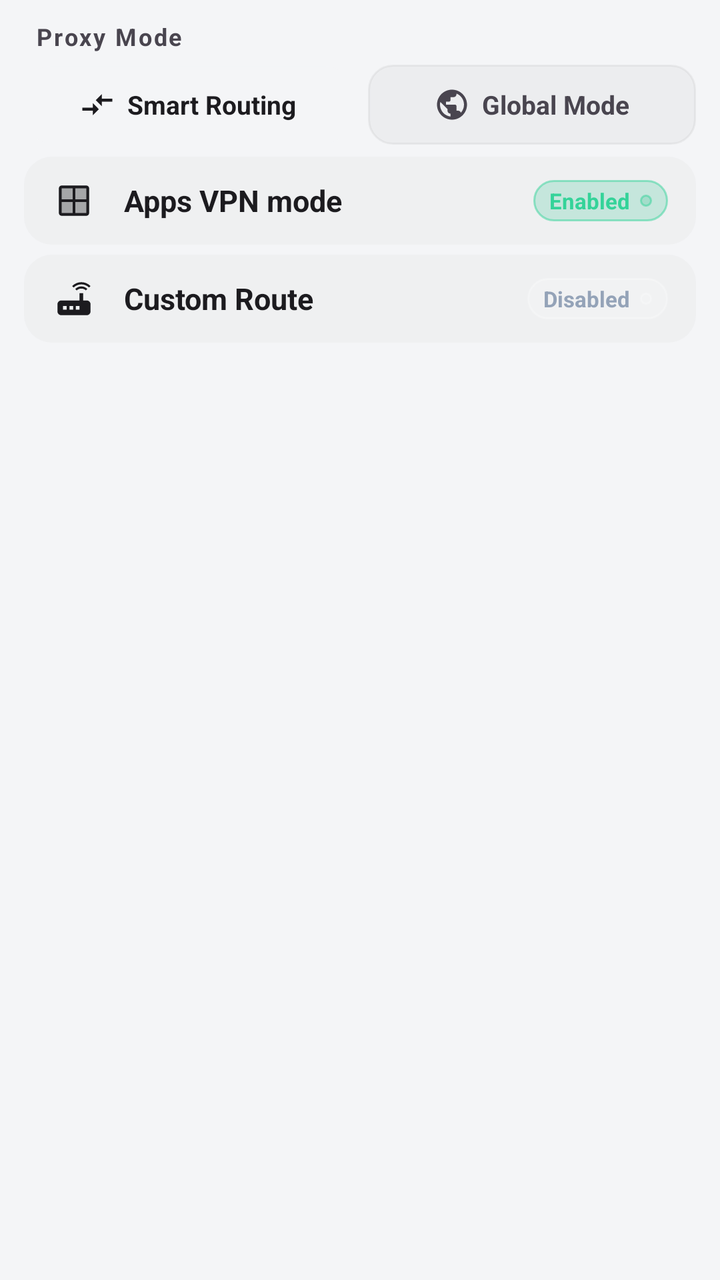
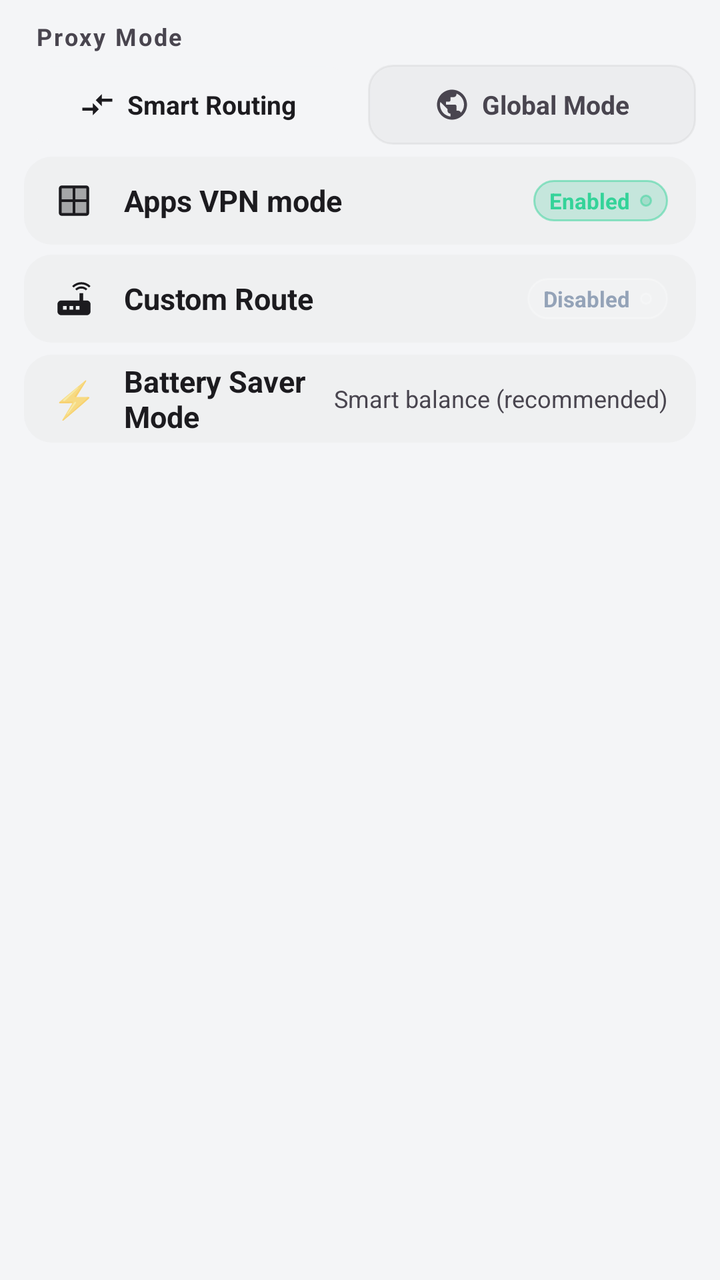

The first picture is an Android layout as it rendered before a commit; the second is the same layout after the commit. The layout source and the unified diff follow.
<!-- AndroidManifest.xml: application theme Theme.Start -->
<!-- res/layout/layout_drawer_proxy_mode.xml -->
<?xml version="1.0" encoding="utf-8"?>
<LinearLayout xmlns:android="http://schemas.android.com/apk/res/android"
    xmlns:app="http://schemas.android.com/apk/res-auto"
    android:id="@+id/drawer_proxy_mode_root"
    android:layout_width="match_parent"
    android:layout_height="wrap_content"
    android:orientation="vertical"
    android:paddingBottom="4dp">

    
    <TextView
        android:id="@+id/tv_proxy_mode_title"
        android:layout_width="match_parent"
        android:layout_height="wrap_content"
        android:letterSpacing="0.08"
        android:paddingStart="18dp"
        android:paddingTop="10dp"
        android:paddingEnd="18dp"
        android:paddingBottom="6dp"
        android:text="@string/proxy_mode_title"
        android:textColor="?android:attr/textColorSecondary"
        android:textSize="12sp"
        android:textStyle="bold" />

    
    <LinearLayout
        android:layout_width="match_parent"
        android:layout_height="40dp"
        android:layout_marginStart="12dp"
        android:layout_marginEnd="12dp"
        android:layout_marginBottom="6dp"
        android:orientation="horizontal">

        
        <LinearLayout
            android:id="@+id/btn_mode_smart"
            android:layout_width="0dp"
            android:layout_height="match_parent"
            android:layout_weight="1"
            android:background="@drawable/bg_proxy_mode_btn_active"
            android:clickable="true"
            android:focusable="true"
            android:gravity="center"
            android:orientation="horizontal"
            android:paddingStart="8dp"
            android:paddingEnd="8dp">

            <ImageView
                android:id="@+id/icon_mode_smart"
                android:layout_width="18dp"
                android:layout_height="18dp"
                android:src="@drawable/ic_baseline_compare_arrows_24"
                app:tint="?android:attr/textColorPrimary" />

            <TextView
                android:id="@+id/text_mode_smart"
                android:layout_width="wrap_content"
                android:layout_height="wrap_content"
                android:layout_marginStart="6dp"
                android:ellipsize="end"
                android:maxLines="1"
                android:text="@string/mode_smart_routing"
                android:textColor="?android:attr/textColorPrimary"
                android:textSize="13sp"
                android:textStyle="bold" />
        </LinearLayout>

        <View
            android:layout_width="8dp"
            android:layout_height="match_parent" />

        
        <LinearLayout
            android:id="@+id/btn_mode_global"
            android:layout_width="0dp"
            android:layout_height="match_parent"
            android:layout_weight="1"
            android:background="@drawable/bg_proxy_mode_btn_inactive"
            android:clickable="true"
            android:focusable="true"
            android:gravity="center"
            android:orientation="horizontal"
            android:paddingStart="8dp"
            android:paddingEnd="8dp">

            <ImageView
                android:id="@+id/icon_mode_global"
                android:layout_width="18dp"
                android:layout_height="18dp"
                android:src="@drawable/baseline_public_24"
                app:tint="?android:attr/textColorSecondary" />

            <TextView
                android:id="@+id/text_mode_global"
                android:layout_width="wrap_content"
                android:layout_height="wrap_content"
                android:layout_marginStart="6dp"
                android:ellipsize="end"
                android:maxLines="1"
                android:text="@string/mode_global_proxy"
                android:textColor="?android:attr/textColorSecondary"
                android:textSize="13sp"
                android:textStyle="bold" />
        </LinearLayout>
    </LinearLayout>

    
    <LinearLayout
        android:id="@+id/btn_app_proxy"
        android:layout_width="match_parent"
        android:layout_height="44dp"
        android:layout_marginStart="12dp"
        android:layout_marginEnd="12dp"
        android:layout_marginBottom="5dp"
        android:background="@drawable/bg_proxy_mode_row"
        android:clickable="true"
        android:focusable="true"
        android:gravity="center_vertical"
        android:orientation="horizontal"
        android:paddingStart="14dp"
        android:paddingEnd="14dp">

        <ImageView
            android:id="@+id/icon_app_proxy"
            android:layout_width="22dp"
            android:layout_height="22dp"
            android:src="@drawable/ic_navigation_apps"
            app:tint="?android:attr/textColorPrimary" />

        <TextView
            android:id="@+id/text_app_proxy"
            android:layout_width="0dp"
            android:layout_height="wrap_content"
            android:layout_marginStart="14dp"
            android:layout_weight="1"
            android:ellipsize="end"
            android:maxLines="1"
            android:text="@string/proxied_apps"
            android:textColor="?android:attr/textColorPrimary"
            android:textSize="15sp"
            android:textStyle="bold" />

        
        <LinearLayout
            android:id="@+id/chip_app_proxy"
            android:layout_width="wrap_content"
            android:layout_height="wrap_content"
            android:background="@drawable/bg_chip_status_connected"
            android:gravity="center_vertical"
            android:orientation="horizontal"
            android:paddingStart="8dp"
            android:paddingTop="3dp"
            android:paddingEnd="8dp"
            android:paddingBottom="3dp">

            <TextView
                android:id="@+id/status_text_app_proxy"
                android:layout_width="wrap_content"
                android:layout_height="wrap_content"
                android:text="@string/status_enabled"
                android:textColor="#34D399"
                android:textSize="11sp"
                android:textStyle="bold" />

            <View
                android:id="@+id/status_dot_app_proxy"
                android:layout_width="6dp"
                android:layout_height="6dp"
                android:layout_marginStart="5dp"
                android:background="@drawable/bg_chip_status_connected" />
        </LinearLayout>
    </LinearLayout>

    
    <LinearLayout
        android:id="@+id/btn_custom_route"
        android:layout_width="match_parent"
        android:layout_height="44dp"
        android:layout_marginStart="12dp"
        android:layout_marginEnd="12dp"
        android:layout_marginBottom="6dp"
        android:background="@drawable/bg_proxy_mode_row"
        android:clickable="true"
        android:focusable="true"
        android:gravity="center_vertical"
        android:orientation="horizontal"
        android:paddingStart="14dp"
        android:paddingEnd="14dp">

        <ImageView
            android:id="@+id/icon_custom_route"
            android:layout_width="22dp"
            android:layout_height="22dp"
            android:src="@drawable/ic_hardware_router"
            app:tint="?android:attr/textColorPrimary" />

        <TextView
            android:id="@+id/text_custom_route"
            android:layout_width="0dp"
            android:layout_height="wrap_content"
            android:layout_marginStart="14dp"
            android:layout_weight="1"
            android:ellipsize="end"
            android:maxLines="1"
            android:text="@string/custom_route"
            android:textColor="?android:attr/textColorPrimary"
            android:textSize="15sp"
            android:textStyle="bold" />

        
        <LinearLayout
            android:id="@+id/chip_custom_route"
            android:layout_width="wrap_content"
            android:layout_height="wrap_content"
            android:background="@drawable/bg_chip_status_disconnected"
            android:gravity="center_vertical"
            android:orientation="horizontal"
            android:paddingStart="8dp"
            android:paddingTop="3dp"
            android:paddingEnd="8dp"
            android:paddingBottom="3dp">

            <TextView
                android:id="@+id/status_text_custom_route"
                android:layout_width="wrap_content"
                android:layout_height="wrap_content"
                android:text="@string/status_disabled"
                android:textColor="#94A3B8"
                android:textSize="11sp"
                android:textStyle="bold" />

            <View
                android:id="@+id/status_dot_custom_route"
                android:layout_width="6dp"
                android:layout_height="6dp"
                android:layout_marginStart="5dp"
                android:background="@drawable/bg_chip_status_disconnected" />
        </LinearLayout>
    </LinearLayout>

</LinearLayout>
<!-- resources referenced by this layout -->
<resources>
  <string name="custom_route">Custom Route</string>
  <string name="mode_global_proxy">Global Mode</string>
  <string name="mode_smart_routing">Smart Routing</string>
  <string name="proxied_apps">Apps VPN mode</string>
  <string name="proxy_mode_title">Proxy Mode</string>
  <string name="status_disabled">Disabled</string>
  <string name="status_enabled">Enabled</string>
  <color name="material_green_500">#4CAF50</color>
  <color name="material_green_700">#388E3C</color>
  <color name="material_green_100">#C8E6C9</color>
  <color name="material_green_300">#81C784</color>
  <color name="md3_background">#F4F5F7</color>
  <color name="md3_surface">#FFFFFF</color>
  <color name="md3_text_primary">#1C1B1F</color>
  <color name="md3_text_secondary">#49454F</color>
  <color name="card_stroke">#29000000</color>
  <color name="white">#FFFFFFFF</color>
  <style name="ThemeOverlay.SagerNet.AlertDialog" parent="ThemeOverlay.MaterialComponents.MaterialAlertDialog.SagerNet">
          <item name="android:windowBackground">@drawable/bg_dialog</item>
      </style>
  <style name="ThemeOverlay.SagerNet.BottomSheetDialog" parent="ThemeOverlay.MaterialComponents.BottomSheetDialog">
          <item name="bottomSheetStyle">@style/Widget.SagerNet.BottomSheet</item>
      </style>
  <style name="Widget.SagerNet.Button" parent="Widget.MaterialComponents.Button">
          <item name="shapeAppearanceOverlay">@style/ShapeAppearanceOverlay.SagerNet.Button</item>
      </style>
  <style name="Widget.Telegram.Preference.Switch" parent="@style/Preference.SwitchPreferenceCompat.Material">
          <item name="widgetLayout">@layout/layout_telegram_preference_switch</item>
      </style>
  <style name="Widget.Telegram.PreferenceCategory" parent="@style/Preference.Category">
          <item name="android:layout">@layout/layout_telegram_preference_category</item>
      </style>
  <style name="TextAppearance.SagerNet.PopupMenu" parent="TextAppearance.AppCompat.Widget.PopupMenu.Large">
          <item name="android:textSize">14sp</item>
      </style>
  <style name="ShapeAppearanceOverlay.SagerNet.Dialog" parent="">
          <item name="cornerFamily">rounded</item>
          <item name="cornerSize">@dimen/dialog_corner_radius</item>
      </style>
  <style name="Widget.MaterialComponents.Button.TextButton.Dialog.Primary">
          <item name="android:textColor">?primaryOrTextPrimary</item>
      </style>
  <style name="Widget.MaterialComponents.Button.TextButton.Dialog.Flush.Primary">
          <item name="android:textColor">?primaryOrTextPrimary</item>
      </style>
  <dimen name="profile_card_corner_radius">16dp</dimen>
  <dimen name="card_stroke_width">1dp</dimen>
  <style name="ShapeAppearanceOverlay.SagerNet.Input" parent="">
          <item name="cornerFamily">rounded</item>
          <item name="cornerSize">@dimen/input_corner_radius</item>
      </style>
  <style name="PopupMenuAnimation">
          <item name="android:windowEnterAnimation">@anim/popup_enter</item>
          <item name="android:windowExitAnimation">@anim/popup_exit</item>
      </style>
  <style name="ShapeAppearanceOverlay.SagerNet.Button" parent="">
          <item name="cornerFamily">rounded</item>
          <item name="cornerSize">@dimen/button_corner_radius</item>
      </style>
  <dimen name="dialog_background_inset">24dp</dimen>
  <dimen name="dialog_corner_radius">16dp</dimen>
  <dimen name="input_corner_radius">16dp</dimen>
  <dimen name="popup_corner_radius">12dp</dimen>
  <color name="popup_dropdown_stroke">#38000000</color>
  <dimen name="button_corner_radius">16dp</dimen>
  <color name="telegram_switch_track_off">#E2E8F0</color>
  <color name="telegram_switch_thumb_off">#FFFFFF</color>
  <!-- unchanged entries left out for length: 35 -->
</resources>

<!-- the commit's change to res/layout/layout_drawer_proxy_mode.xml (unified diff, before → after) -->
@@ -238,4 +238,47 @@
         </LinearLayout>
     </LinearLayout>
 
+    
+    <LinearLayout
+        android:id="@+id/btn_battery_saver_mode"
+        android:layout_width="match_parent"
+        android:layout_height="44dp"
+        android:layout_marginStart="12dp"
+        android:layout_marginEnd="12dp"
+        android:layout_marginBottom="6dp"
+        android:background="@drawable/bg_proxy_mode_row"
+        android:clickable="true"
+        android:focusable="true"
+        android:gravity="center_vertical"
+        android:orientation="horizontal"
+        android:paddingStart="14dp"
+        android:paddingEnd="14dp">
+
+        <TextView
+            android:layout_width="22dp"
+            android:layout_height="wrap_content"
+            android:gravity="center"
+            android:text="⚡"
+            android:textSize="18sp" />
+
+        <TextView
+            android:layout_width="0dp"
+            android:layout_height="wrap_content"
+            android:layout_marginStart="14dp"
+            android:layout_weight="1"
+            android:text="@string/battery_saver_title"
+            android:textColor="?android:attr/textColorPrimary"
+            android:textSize="15sp"
+            android:textStyle="bold" />
+
+        <TextView
+            android:id="@+id/text_battery_saver_mode_value"
+            android:layout_width="wrap_content"
+            android:layout_height="wrap_content"
+            android:maxLines="1"
+            android:text="@string/battery_saver_balanced"
+            android:textColor="?android:attr/textColorSecondary"
+            android:textSize="12sp" />
+    </LinearLayout>
+
 </LinearLayout>
<!-- resource entries referenced after the edit -->
@@ -1,5 +1,7 @@
 <!-- resources referenced by this layout -->
 <resources>
+  <string name="battery_saver_balanced">Smart balance (recommended)</string>
+  <string name="battery_saver_title">Battery Saver Mode</string>
   <string name="custom_route">Custom Route</string>
   <string name="mode_global_proxy">Global Mode</string>
   <string name="mode_smart_routing">Smart Routing</string>
